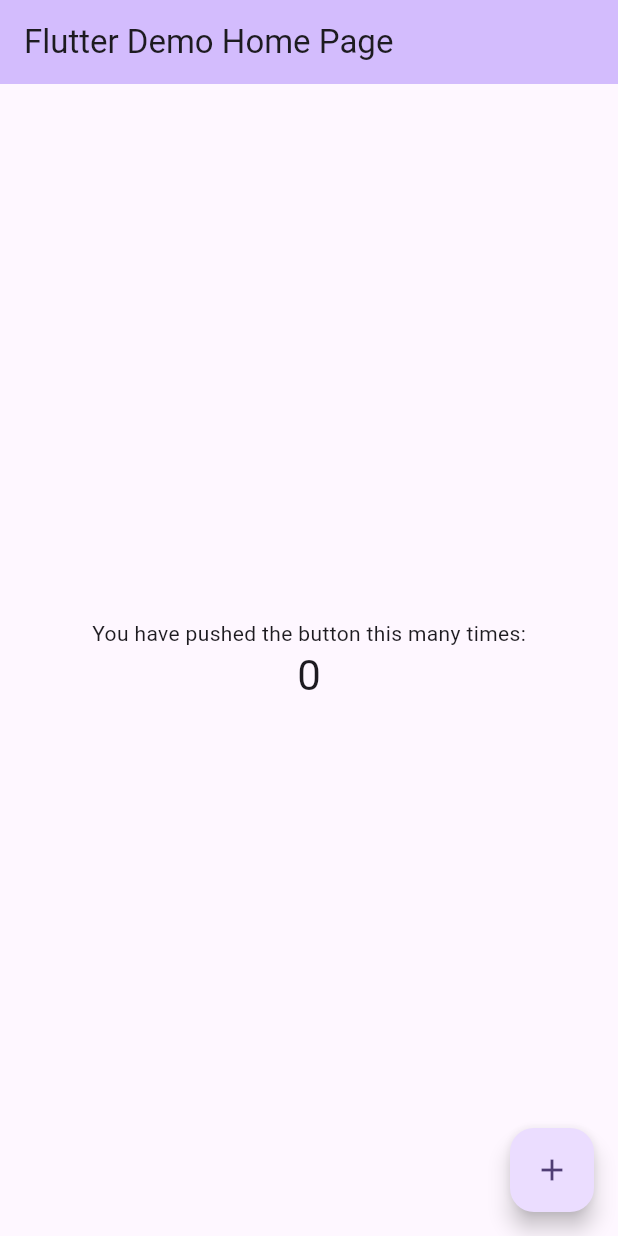
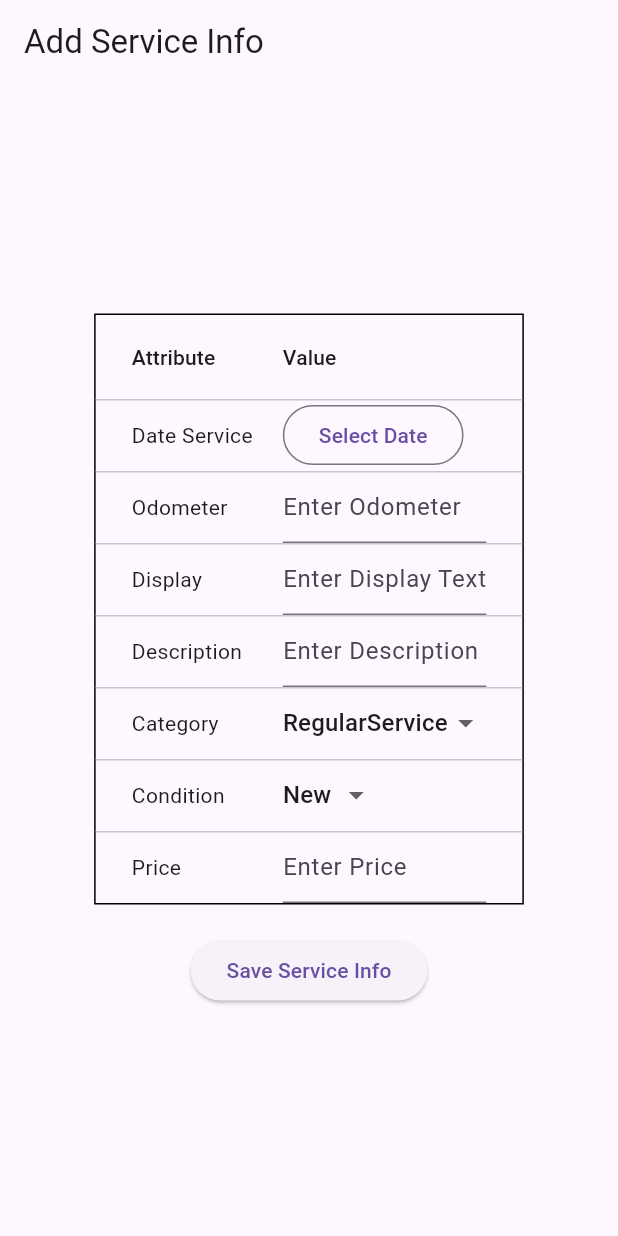
Before and after one commit to Nikola-Jankovikj/car_pulse, a Flutter app: the screen it shows after launch, on a phone screen of 412 x 824 dp. Run offline on Flutter 3.47's test engine with Material 3 defaults, Android fonts, the phone set to English and light mode, and no system bars; our stand-ins replace shared_preferences.

Commit message:
Implemented functionality for adding service information to cars, updated save mechanism to include service details in the Car model

```diff
--- /dev/null
+++ b/lib/enums/CategoryEnum.dart
@@ -0,0 +1,4 @@
+enum CategoryEnum{
+  RegularService,
+  Modification,
+}
--- /dev/null
+++ b/lib/enums/ConditionEnum.dart
@@ -0,0 +1,4 @@
+enum ConditionEnum{
+  New,
+  Used
+}
--- a/lib/main.dart
+++ b/lib/main.dart
@@ -1,125 +1,15 @@
+import 'package:car_pulse/screens/service_book.dart';
 import 'package:flutter/material.dart';
 
 void main() {
-  runApp(const MyApp());
+  runApp(MyApp());
 }
 
 class MyApp extends StatelessWidget {
-  const MyApp({super.key});
-
-  // This widget is the root of your application.
   @override
   Widget build(BuildContext context) {
     return MaterialApp(
-      title: 'Flutter Demo',
-      theme: ThemeData(
-        // This is the theme of your application.
-        //
-        // TRY THIS: Try running your application with "flutter run". You'll see
-        // the application has a blue toolbar. Then, without quitting the app,
-        // try changing the seedColor in the colorScheme below to Colors.green
-        // and then invoke "hot reload" (save your changes or press the "hot
-        // reload" button in a Flutter-supported IDE, or press "r" if you used
-        // the command line to start the app).
-        //
-        // Notice that the counter didn't reset back to zero; the application
-        // state is not lost during the reload. To reset the state, use hot
-        // restart instead.
-        //
-        // This works for code too, not just values: Most code changes can be
-        // tested with just a hot reload.
-        colorScheme: ColorScheme.fromSeed(seedColor: Colors.deepPurple),
-        useMaterial3: true,
-      ),
-      home: const MyHomePage(title: 'Flutter Demo Home Page'),
+      home: AddServiceScreen(),
     );
   }
 }
-
-class MyHomePage extends StatefulWidget {
-  const MyHomePage({super.key, required this.title});
-
-  // This widget is the home page of your application. It is stateful, meaning
-  // that it has a State object (defined below) that contains fields that affect
-  // how it looks.
-
-  // This class is the configuration for the state. It holds the values (in this
-  // case the title) provided by the parent (in this case the App widget) and
-  // used by the build method of the State. Fields in a Widget subclass are
-  // always marked "final".
-
-  final String title;
-
-  @override
-  State<MyHomePage> createState() => _MyHomePageState();
-}
-
-class _MyHomePageState extends State<MyHomePage> {
-  int _counter = 0;
-
-  void _incrementCounter() {
-    setState(() {
-      // This call to setState tells the Flutter framework that something has
-      // changed in this State, which causes it to rerun the build method below
-      // so that the display can reflect the updated values. If we changed
-      // _counter without calling setState(), then the build method would not be
-      // called again, and so nothing would appear to happen.
-      _counter++;
-    });
-  }
-
-  @override
-  Widget build(BuildContext context) {
-    // This method is rerun every time setState is called, for instance as done
-    // by the _incrementCounter method above.
-    //
-    // The Flutter framework has been optimized to make rerunning build methods
-    // fast, so that you can just rebuild anything that needs updating rather
-    // than having to individually change instances of widgets.
-    return Scaffold(
-      appBar: AppBar(
-        // TRY THIS: Try changing the color here to a specific color (to
-        // Colors.amber, perhaps?) and trigger a hot reload to see the AppBar
-        // change color while the other colors stay the same.
-        backgroundColor: Theme.of(context).colorScheme.inversePrimary,
-        // Here we take the value from the MyHomePage object that was created by
-        // the App.build method, and use it to set our appbar title.
-        title: Text(widget.title),
-      ),
-      body: Center(
-        // Center is a layout widget. It takes a single child and positions it
-        // in the middle of the parent.
-        child: Column(
-          // Column is also a layout widget. It takes a list of children and
-          // arranges them vertically. By default, it sizes itself to fit its
-          // children horizontally, and tries to be as tall as its parent.
-          //
-          // Column has various properties to control how it sizes itself and
-          // how it positions its children. Here we use mainAxisAlignment to
-          // center the children vertically; the main axis here is the vertical
-          // axis because Columns are vertical (the cross axis would be
-          // horizontal).
-          //
-          // TRY THIS: Invoke "debug painting" (choose the "Toggle Debug Paint"
-          // action in the IDE, or press "p" in the console), to see the
-          // wireframe for each widget.
-          mainAxisAlignment: MainAxisAlignment.center,
-          children: <Widget>[
-            const Text(
-              'You have pushed the button this many times:',
-            ),
-            Text(
-              '$_counter',
-              style: Theme.of(context).textTheme.headlineMedium,
-            ),
-          ],
-        ),
-      ),
-      floatingActionButton: FloatingActionButton(
-        onPressed: _incrementCounter,
-        tooltip: 'Increment',
-        child: const Icon(Icons.add),
-      ), // This trailing comma makes auto-formatting nicer for build methods.
-    );
-  }
-}
--- /dev/null
+++ b/lib/model/ServiceInfo.dart
@@ -0,0 +1,55 @@
+import 'dart:convert';
+import '../enums/ConditionEnum.dart';
+import '../enums/CategoryEnum.dart';
+
+class ServiceInfo {
+  final DateTime dateService;
+  final int odometer;
+  final String display;
+  final String description;
+  final CategoryEnum category;
+  final ConditionEnum condition;
+  final double price;
+
+  ServiceInfo({
+    required this.dateService,
+    required this.odometer,
+    required this.display,
+    required this.description,
+    required this.category,
+    required this.condition,
+    required this.price,
+  });
+
+  Map<String, dynamic> toJson() {
+    return {
+      'dateService': dateService.toIso8601String(),
+      'odometer': odometer,
+      'display': display,
+      'description': description,
+      'category': category.toString(), // Assuming CategoryEnum is serializable
+      'condition': condition.toString(), // Assuming ConditionEnum is serializable
+      'price': price,
+    };
+  }
+
+  factory ServiceInfo.fromJson(Map<String, dynamic> json) {
+    return ServiceInfo(
+      dateService: DateTime.parse(json['dateService']),
+      odometer: json['odometer'],
+      display: json['display'],
+      description: json['description'],
+      category: getCategoryEnum(json['category']), // Deserialize CategoryEnum
+      condition: getConditionEnum(json['condition']), // Deserialize ConditionEnum
+      price: json['price'],
+    );
+  }
+
+  static CategoryEnum getCategoryEnum(String value) {
+    return CategoryEnum.values.firstWhere((e) => e.toString() == value);
+  }
+
+  static ConditionEnum getConditionEnum(String value) {
+    return ConditionEnum.values.firstWhere((e) => e.toString() == value);
+  }
+}
--- /dev/null
+++ b/lib/model/car.dart
@@ -0,0 +1,44 @@
+import 'dart:convert';
+import 'ServiceInfo.dart';
+
+class Car {
+  final String make;
+  final String model;
+  final List<ServiceInfo> serviceRecords;
+
+  Car({
+    required this.make,
+    required this.model,
+    List<ServiceInfo>? serviceRecords,
+  }) : serviceRecords = serviceRecords ?? [];
+
+  Map<String, dynamic> toJson() {
+    return {
+      'make': make,
+      'model': model,
+      'serviceRecords': serviceRecords.map((record) => record.toJson()).toList(),
+    };
+  }
+
+  factory Car.fromJson(Map<String, dynamic> json) {
+    return Car(
+      make: json['make'],
+      model: json['model'],
+      serviceRecords: (json['serviceRecords'] as List<dynamic>?)
+          ?.map((recordJson) => ServiceInfo.fromJson(recordJson))
+          .toList() ??
+          [], // Deserialize ServiceInfo objects from JSON
+    );
+  }
+
+
+  String toJsonString() {
+    return jsonEncode(toJson());
+  }
+
+  factory Car.fromJsonString(String jsonString) {
+    final Map<String, dynamic> json = jsonDecode(jsonString);
+    return Car.fromJson(json);
+  }
+
+}
--- /dev/null
+++ b/lib/screens/service_book.dart
@@ -0,0 +1,232 @@
+import 'package:car_pulse/repository/car_storage.dart';
+import 'package:flutter/material.dart';
+import '../enums/CategoryEnum.dart';
+import '../enums/ConditionEnum.dart';
+import '../model/car.dart';
+import '../model/ServiceInfo.dart';
+
+class AddServiceScreen extends StatefulWidget {
+  @override
+  _AddServiceScreenState createState() => _AddServiceScreenState();
+}
+
+class _AddServiceScreenState extends State<AddServiceScreen> {
+  List<Car> cars = [];
+  CarStorage carsStorage = CarStorage();
+
+  Car selectedCar = Car(make: "Porsche", model: "911");
+  final TextEditingController dateController = TextEditingController();
+  final TextEditingController displayController = TextEditingController();
+  final TextEditingController descriptionController = TextEditingController();
+  final TextEditingController odomController = TextEditingController();
+  final TextEditingController priceController = TextEditingController();
+  CategoryEnum selectedCategory = CategoryEnum.RegularService;
+  ConditionEnum selectedCondition = ConditionEnum.New;
+  DateTime? pickedDate;
+
+  @override
+  void initState() {
+    // TODO: implement initState
+    super.initState();
+    loadCarData();
+  }
+
+  @override
+  Widget build(BuildContext context) {
+    return Scaffold(
+      appBar: AppBar(
+        title: Text('Add Service Info'),
+      ),
+      body: Center(
+        child: Padding(
+          padding: const EdgeInsets.all(16.0),
+          child: SingleChildScrollView(
+            child: Column(
+              children: [
+                DataTable(
+                  columnSpacing: 20.0,
+                  dividerThickness: 1.0,
+                  decoration: BoxDecoration(
+                    border: Border.all(),
+                  ),
+                  columns: [
+                    DataColumn(label: Text('Attribute')),
+                    DataColumn(label: Text('Value')),
+                  ],
+                  rows: [
+                    DataRow(cells: [
+                      const DataCell(Text('Date Service')),
+                      DataCell(OutlinedButton(
+                        onPressed: () => _selectDate(context),
+                        child: Text(pickedDate != null
+                            ? pickedDate.toString().split(' ')[0]
+                            : 'Select Date'),
+                      )),
+                    ]),
+                    DataRow(cells: [
+                      const DataCell(Text('Odometer')),
+                      DataCell(
+                        Container(
+                          child: TextField(
+                            keyboardType: TextInputType.number,
+                            controller: odomController,
+                            decoration: InputDecoration(
+                              hintText: 'Enter Odometer',
+                            ),
+                          ),
+                        ),
+                      ),
+                    ]),
+                    DataRow(cells: [
+                      const DataCell(Text('Display')),
+                      DataCell(
+                        Container(
+                          child: TextField(
+                            controller: displayController,
+                            decoration: InputDecoration(
+                              hintText: 'Enter Display Text',
+                            ),
+                          ),
+                        ),
+                      ),
+                    ]),
+                    DataRow(cells: [
+                      const DataCell(Text('Description')),
+                      DataCell(
+                        Container(
+                          child: TextField(
+                            controller: descriptionController,
+                            decoration: InputDecoration(
+                              hintText: 'Enter Description',
+                            ),
+                          ),
+                        ),
+                      ),
+                    ]),
+                    DataRow(cells: [
+                      const DataCell(Text('Category')),
+                      DataCell(DropdownButton<CategoryEnum>(
+                        value: selectedCategory,
+                        onChanged: (CategoryEnum? newValue) {
+                          if (newValue != null) {
+                            setState(() {
+                              selectedCategory = newValue;
+                            });
+                          }
+                        },
+                        items: CategoryEnum.values
+                            .map<DropdownMenuItem<CategoryEnum>>(
+                          (CategoryEnum value) {
+                            return DropdownMenuItem<CategoryEnum>(
+                              value: value,
+                              child: Text(value.toString().split('.').last),
+                            );
+                          },
+                        ).toList(),
+                      )),
+                    ]),
+                    DataRow(cells: [
+                      const DataCell(Text('Condition')),
+                      DataCell(DropdownButton<ConditionEnum>(
+                        value: selectedCondition,
+                        onChanged: (ConditionEnum? newValue) {
+                          if (newValue != null) {
+                            setState(() {
+                              selectedCondition = newValue;
+                            });
+                          }
+                        },
+                        items: ConditionEnum.values
+                            .map<DropdownMenuItem<ConditionEnum>>(
+                          (ConditionEnum value) {
+                            return DropdownMenuItem<ConditionEnum>(
+                              value: value,
+                              child: Text(value.toString().split('.').last),
+                            );
+                          },
+                        ).toList(),
+                      )),
+                    ]),
+                    DataRow(cells: [
+                      const DataCell(Text('Price')),
+                      DataCell(
+                        Container(
+                          child: TextField(
+                            keyboardType: TextInputType.number,
+                            controller: priceController,
+                            decoration: InputDecoration(
+                              hintText: 'Enter Price',
+                            ),
+                          ),
+                        ),
+                      ),
+                    ]),
+                  ],
+                ),
+                SizedBox(height: 20),
+                ElevatedButton(
+                  onPressed: _saveServiceInfo,
+                  child: Text('Save Service Info'),
+                ),
+              ],
+            ),
+          ),
+        ),
+      ),
+    );
+  }
+
+  Future<void> _selectDate(BuildContext context) async {
+    final DateTime? picked = await showDatePicker(
+      context: context,
+      initialDate: DateTime.now(),
+      firstDate: DateTime(2000),
+      lastDate: DateTime(2101),
+    );
+    if (picked != null && picked != pickedDate) {
+      setState(() {
+        pickedDate = picked;
+        dateController.text = pickedDate.toString();
+      });
+    }
+  }
+
+  void _saveServiceInfo() async {
+    // Create a ServiceInfo object based on input data
+    final ServiceInfo newService = ServiceInfo(
+      dateService: DateTime.parse(dateController.text),
+      // Adjust as needed
+      odometer: int.parse(odomController.text),
+      // Adjust as needed
+      display: displayController.text,
+      description: descriptionController.text,
+      category: selectedCategory,
+      condition: selectedCondition,
+      price: double.parse(priceController.text), // Adjust as needed
+    );
+
+    if (cars.isNotEmpty) {
+      int length = cars.length;
+      print("Cars lenght: $length");
+    }
+
+    for (var car in cars) {
+      if (car.make == selectedCar.make && car.model == selectedCar.model) {
+        // To reset service records
+        //car.serviceRecords.removeRange(0, car.serviceRecords.length);
+        car.serviceRecords.add(newService);
+        int length = car.serviceRecords.length;
+        print("length: $length");
+      }
+    }
+    // Save updated cars to SharedPreferences
+    await CarStorage().saveCarInfo(cars);
+  }
+
+  void loadCarData() async {
+    List<Car> storedCars = await carsStorage.getCarInfo();
+    setState(() {
+      cars = storedCars;
+    });
+  }
+}
--- a/pubspec.yaml
+++ b/pubspec.yaml
@@ -35,6 +35,8 @@ dependencies:
   # The following adds the Cupertino Icons font to your application.
   # Use with the CupertinoIcons class for iOS style icons.
   cupertino_icons: ^1.0.2
+
+  shared_preferences: ^2.0.10
 
 dev_dependencies:
   flutter_test:
```
Also changed, not shown: lib/repository/car_storage.dart (added, +51 -0 lines), pubspec.lock.
